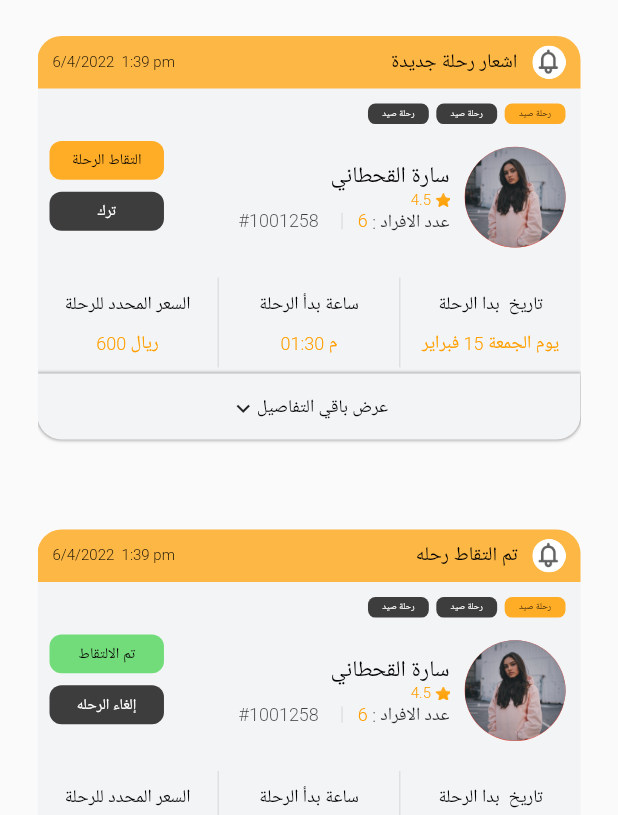
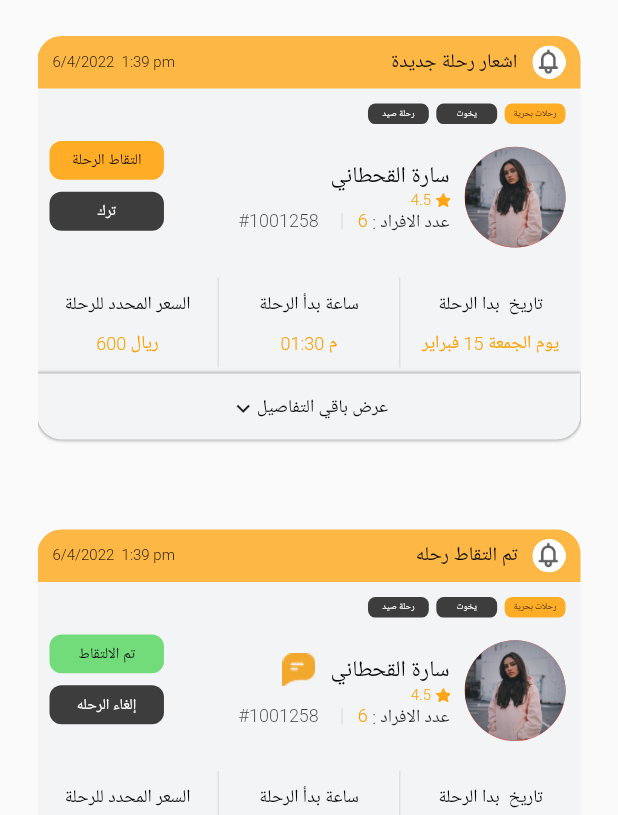
Before and after one commit to shymaa-elfadly/estgmam, a Flutter app: the screen it shows after launch, on a phone screen of 412 x 824 dp. Shown: the part 309-1124 px from the top of the screen. Run offline on Flutter 3.47's test engine with Material 2 defaults, Android fonts, the phone set to English and light mode, and no system bars; our stand-ins replace percent_indicator, step_progress_indicator; Roboto replaces fonts that are missing (CoconÆ Next Arabic).

Commit message:
first commit

```diff
--- a/lib/screens/screen_8.dart
+++ b/lib/screens/screen_8.dart
@@ -2,8 +2,7 @@ import 'package:firstjob/screens/scrreen_7.dart';
 import 'package:flutter/cupertino.dart';
 import 'package:flutter/material.dart';
 import 'package:step_progress_indicator/step_progress_indicator.dart';
-// dependencies:
-//     gradient_app_bar: ^0.1.3
+
 
 class screen_8 extends StatefulWidget {
   const screen_8({Key? key}) : super(key: key);
@@ -426,7 +425,7 @@ class _new_notificationState extends State<new_notification> {
                               color: Color(0xbf000000),
                             ),
                             child: Center(
-                              child: Text("رحلة صيد",
+                              child: Text("يخوت",
                                   style: TextStyle(
                                     color: Colors.white,
                                     fontSize: 6,
@@ -448,7 +447,7 @@ class _new_notificationState extends State<new_notification> {
                               color: Color(0xffFFAC26),
                             ),
                             child: Center(
-                              child: Text("رحلة صيد",
+                              child: Text("رحلات بحرية",
                                   style: TextStyle(
                                     color: Colors.black,
                                     fontSize: 6,
@@ -961,7 +960,8 @@ class _all_informationState extends State<all_information> {
       ],
     );
   }
-}class timer extends StatefulWidget {
+}
+class timer extends StatefulWidget {
   const timer({Key? key}) : super(key: key);
 
   @override
@@ -1140,7 +1140,7 @@ class flight_cancellation extends StatelessWidget {
                               color: Color(0xbf000000),
                             ),
                             child: Center(
-                              child: Text("رحلة صيد",
+                              child: Text("يخوت",
                                   style: TextStyle(
                                     color: Colors.white,
                                     fontSize: 6,
@@ -1162,7 +1162,7 @@ class flight_cancellation extends StatelessWidget {
                               color: Color(0xffFFAC26),
                             ),
                             child: Center(
-                              child: Text("رحلة صيد",
+                              child: Text("رحلات بحرية",
                                   style: TextStyle(
                                     color: Colors.black,
                                     fontSize: 6,
@@ -1231,6 +1231,13 @@ class flight_cancellation extends StatelessWidget {
                           Column(
                             crossAxisAlignment: CrossAxisAlignment.end,
                             children: [
+                              Row(
+                                children: [
+                                  Image.asset(
+                                    "assets/imgs/chat.png",
+                                  ),
+                                  SizedBox(width: 10,),
+
                                   Text(
                                     "سارة القحطاني",
                                     style: TextStyle(
@@ -1239,6 +1246,8 @@ class flight_cancellation extends StatelessWidget {
                                       fontFamily: "CoconÆ Next Arabic",
                                       fontWeight: FontWeight.w300,
                                     ),
+                                  ),
+                                ],
                               ),
                               Row(
                                 children: [
@@ -1765,7 +1774,7 @@ class done_send_travil extends StatelessWidget {
                               color: Color(0xbf000000),
                             ),
                             child: Center(
-                              child: Text("رحلة صيد",
+                              child: Text("يخوت",
                                   style: TextStyle(
                                     color: Colors.white,
                                     fontSize: 6,
@@ -1787,7 +1796,7 @@ class done_send_travil extends StatelessWidget {
                               color: Color(0xffFFAC26),
                             ),
                             child: Center(
-                              child: Text("رحلة صيد",
+                              child: Text("رحلات بحرية",
                                   style: TextStyle(
                                     color: Colors.black,
                                     fontSize: 6,
@@ -2204,7 +2213,7 @@ class done_capture_travil extends StatelessWidget {
                               color: Color(0xbf000000),
                             ),
                             child: Center(
-                              child: Text("رحلة صيد",
+                              child: Text("يخوت",
                                   style: TextStyle(
                                     color: Colors.white,
                                     fontSize: 6,
@@ -2226,7 +2235,7 @@ class done_capture_travil extends StatelessWidget {
                               color: Color(0xffFFAC26),
                             ),
                             child: Center(
-                              child: Text("رحلة صيد",
+                              child: Text("رحلات بحرية",
                                   style: TextStyle(
                                     color: Colors.black,
                                     fontSize: 6,
--- a/lib/screens/scrreen_7.dart
+++ b/lib/screens/scrreen_7.dart
@@ -427,7 +427,7 @@ class _new_notificationState extends State<new_notification> {
                               color: Color(0xbf000000),
                             ),
                             child: Center(
-                              child: Text("رحلة صيد",
+                              child: Text("يخوت",
                                   style: TextStyle(
                                     color: Colors.white,
                                     fontSize: 6,
@@ -449,7 +449,7 @@ class _new_notificationState extends State<new_notification> {
                               color: Color(0xffFFAC26),
                             ),
                             child: Center(
-                              child: Text("رحلة صيد",
+                              child: Text("رحلات بحرية",
                                   style: TextStyle(
                                     color: Colors.black,
                                     fontSize: 6,
```
Also changed, not shown: assets/imgs/chat.png (added). Lines whose indentation alone changed are shown as unchanged.
